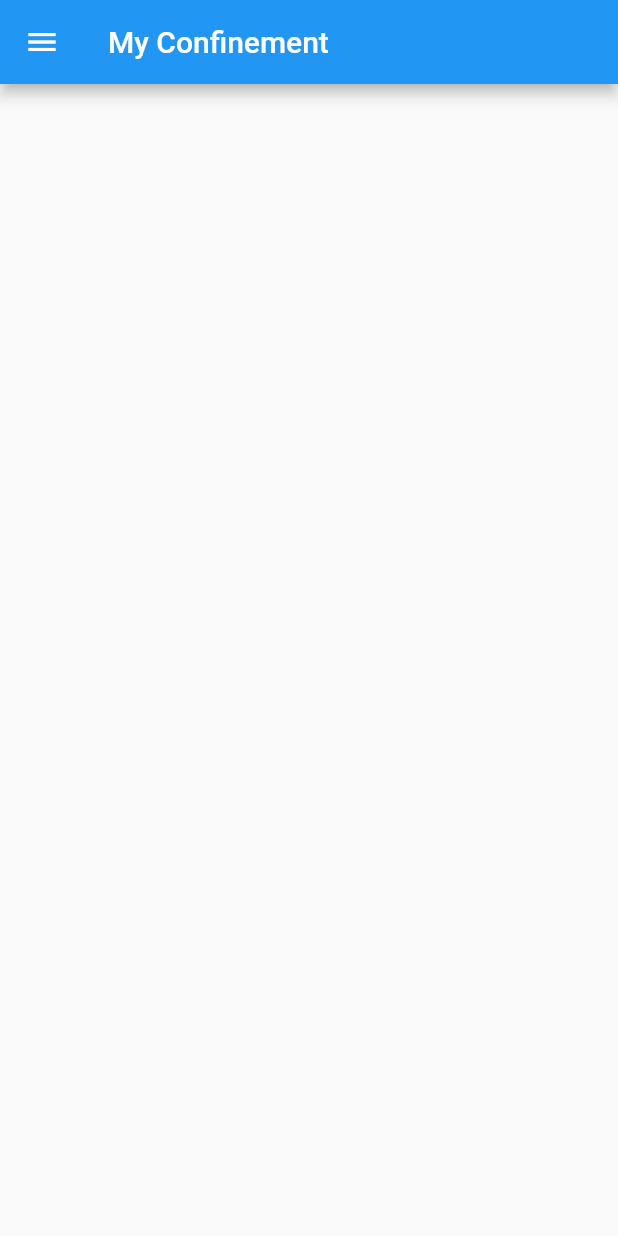
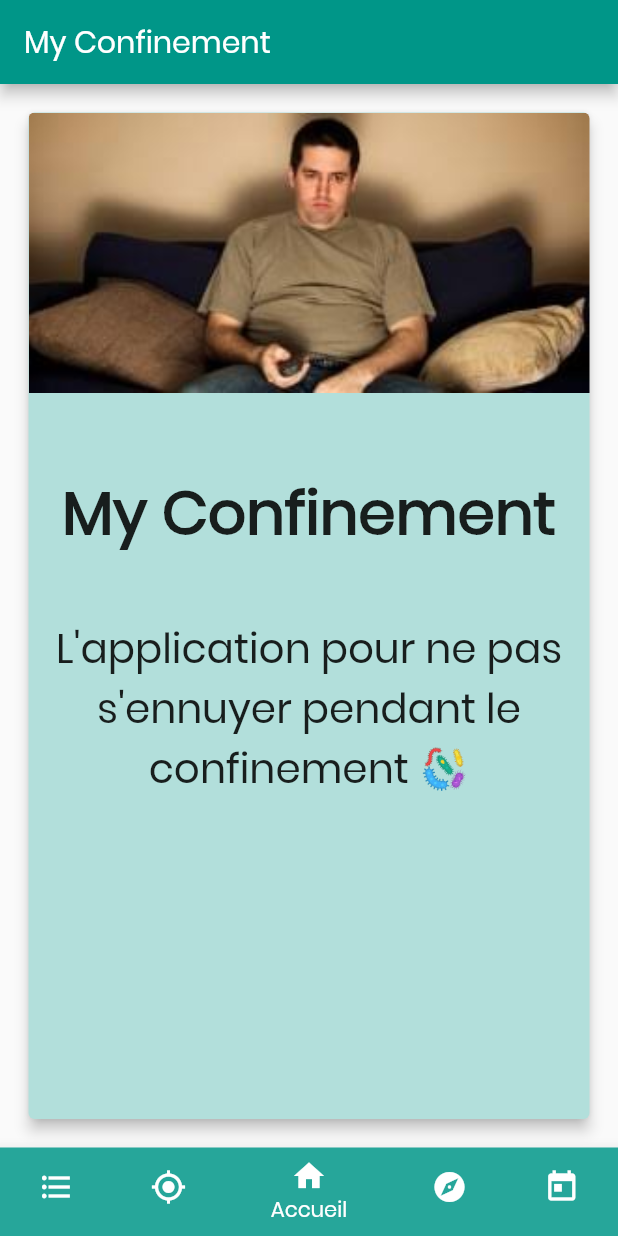
Before and after one commit to ImMyst/MyConfinementApp, a Flutter app: the screen it shows after launch, on a phone screen of 412 x 824 dp. Run offline on Flutter 3.47's test engine with Material 2 defaults, Android fonts, the phone set to English and light mode, and no system bars; our stand-ins replace cloud_firestore, flutter_compass; accounts and stored records are empty.

```diff
--- a/lib/main.dart
+++ b/lib/main.dart
@@ -1,93 +1,88 @@
 import 'package:flutter/material.dart';
+import 'package:my_confinement/pages/agenda.dart';
+import 'package:my_confinement/pages/compass.dart';
+import 'package:my_confinement/pages/home.dart';
+import 'package:my_confinement/pages/map.dart';
 
-// Pages import
-
-import './pages/agenda.dart';
-import './pages/compass.dart';
-import './pages/map.dart';
 import './pages/todolist.dart';
 
-void main() => runApp(MyApp());
-
-class MyApp extends StatelessWidget {
-  @override
-  Widget build(BuildContext context) {
-    return MaterialApp(
+void main() => runApp(MaterialApp(
+      home: MyApp(),
       debugShowCheckedModeBanner: false,
       title: 'My Confinement',
       theme: ThemeData(
-        primarySwatch: Colors.blue,
+        fontFamily: 'Poppins',
+        primarySwatch: Colors.teal,
       ),
-      home: MyHomePage(title: 'My Confinement'),
-    );
-  }
+    ));
+
+class MyApp extends StatefulWidget {
+  @override
+  _MyAppState createState() => _MyAppState();
 }
 
-class MyHomePage extends StatefulWidget {
-  MyHomePage({Key key, this.title}) : super(key: key);
+class _MyAppState extends State<MyApp> {
+  int _currentIndex = 2;
 
-  final String title;
+  List _pages = [
+    new ToDoListPage(),
+    new CompassPage(),
+    new HomePage(),
+    new MapPage(),
+    new AgendaPage()
+  ];
 
-  @override
-  _MyHomePageState createState() => _MyHomePageState();
-}
-
-class _MyHomePageState extends State<MyHomePage> {
+  List _titles = [
+    'ToDo List',
+    'Boussole',
+    'My Confinement',
+    'Carte',
+    'Agenda',
+  ];
 
   @override
   Widget build(BuildContext context) {
     return Scaffold(
-      drawer: Drawer(
-        child: ListView(
-        padding: EdgeInsets.zero,
-        children: <Widget>[
-          DrawerHeader(
-            child: Text('My Confinement'),
-            decoration: BoxDecoration(
-              color: Colors.blue,
+      bottomNavigationBar: BottomNavigationBar(
+          backgroundColor: Colors.teal[200],
+          currentIndex: _currentIndex,
+          onTap: (int index) {
+            setState(() {
+              _currentIndex = index;
+            });
+          },
+          items: <BottomNavigationBarItem>[
+            BottomNavigationBarItem(
+              backgroundColor: Colors.teal[400],
+              icon: Icon(Icons.format_list_bulleted),
+              title: Text('ToDo List'),
             ),
-          ),
-          ListTile(
-            leading: Icon(Icons.format_list_bulleted),
-            title: Text('ToDo List'),
-            onTap: () {
-              Navigator.pop(context);
-              Navigator.push(context, new MaterialPageRoute(
-                builder: (BuildContext context) => new ToDoListPage()));
-            },
-          ),
-          ListTile(
-            leading: Icon(Icons.gps_fixed),
-            title: Text('Carte'),
-            onTap: () {
-              Navigator.pop(context);
-              Navigator.push(context, new MaterialPageRoute(
-                builder: (BuildContext context) => new MapPage()));
-            },
-          ),
-          ListTile(
-            leading: Icon(Icons.explore),
-            title: Text('Boussole'),
-            onTap: () {
-              Navigator.pop(context);
-              Navigator.push(context, new MaterialPageRoute(
-                builder: (BuildContext context) => new CompassPage()));
-            },
-          ),
-          ListTile(
-            leading: Icon(Icons.today),
-            title: Text('Agenda'),
-            onTap: () {
-              Navigator.pop(context);
-              Navigator.push(context, new MaterialPageRoute(
-                builder: (BuildContext context) => new AgendaPage()));
-            },
-          ),
-        ],
+            BottomNavigationBarItem(
+              backgroundColor: Colors.teal[400],
+              icon: Icon(Icons.gps_fixed),
+              title: Text('Carte'),
+            ),
+            BottomNavigationBarItem(
+              backgroundColor: Colors.teal[400],
+              icon: Icon(Icons.home),
+              title: Text('Accueil'),
+            ),
+            BottomNavigationBarItem(
+              backgroundColor: Colors.teal[400],
+              icon: Icon(Icons.explore),
+              title: Text('Boussole'),
+            ),
+            BottomNavigationBarItem(
+              backgroundColor: Colors.teal[400],
+              icon: Icon(Icons.today),
+              title: Text('Agenda'),
+            ),
+          ]),
+      appBar: AppBar(
+        title: Text(_titles[_currentIndex]),
       ),
-      ),
-      appBar: AppBar(
-        title: Text(widget.title),
+      body: Center(
+        child: _pages[_currentIndex],
       ),
     );
   }
--- /dev/null
+++ b/lib/pages/home.dart
@@ -0,0 +1,41 @@
+import 'package:flutter/material.dart';
+
+class HomePage extends StatefulWidget {
+  @override
+  _HomePageState createState() => _HomePageState();
+}
+
+class _HomePageState extends State<HomePage> {
+  @override
+  Widget build(BuildContext context) {
+    return Scaffold(
+        body: Container(
+            padding: const EdgeInsets.all(15),
+            width: double.infinity,
+            child: Card(
+              elevation: 4,
+              color: Colors.teal[100],
+              clipBehavior: Clip.antiAliasWithSaveLayer,
+              child: Column(children: <Widget>[
+                Image.asset(
+                  'images/embedImage.jpeg',
+                  width: double.infinity,
+                  fit: BoxFit.fitWidth,
+                ),
+                Padding(
+                  padding: const EdgeInsets.only(top: 50),
+                  child: Text(
+                    'My Confinement',
+                    style: TextStyle(fontWeight: FontWeight.bold, fontSize: 40),
+                  ),
+                ),
+                Padding(
+                    padding: const EdgeInsets.only(top: 40),
+                    child: Text(
+                        "L'application pour ne pas s'ennuyer pendant le confinement 🦠",
+                        style: TextStyle(fontSize: 27),
+                        textAlign: TextAlign.center)),
+              ]),
+            )));
+  }
+}
--- a/lib/pages/map.dart
+++ b/lib/pages/map.dart
@@ -9,11 +9,7 @@ class _MapPageState extends State<MapPage> {
   @override
   Widget build(BuildContext context) {
     return Scaffold(
-      appBar: new AppBar(
-        title: new Text(
-          'Carte'
-        )
-      ),
+      body: Text('Map'),
     );
   }
 }
```
Also changed, not shown: lib/pages/agenda.dart (+125 -4 lines), lib/pages/compass.dart (+1 -6 lines), lib/pages/todolist.dart (+2 -6 lines), pubspec.yaml (+10 -9 lines), fonts/Poppins/Poppins-Bold.ttf (added), fonts/Poppins/Poppins-Regular.ttf (added), images/embedImage.jpeg (added), pubspec.lock, 1 other file.
